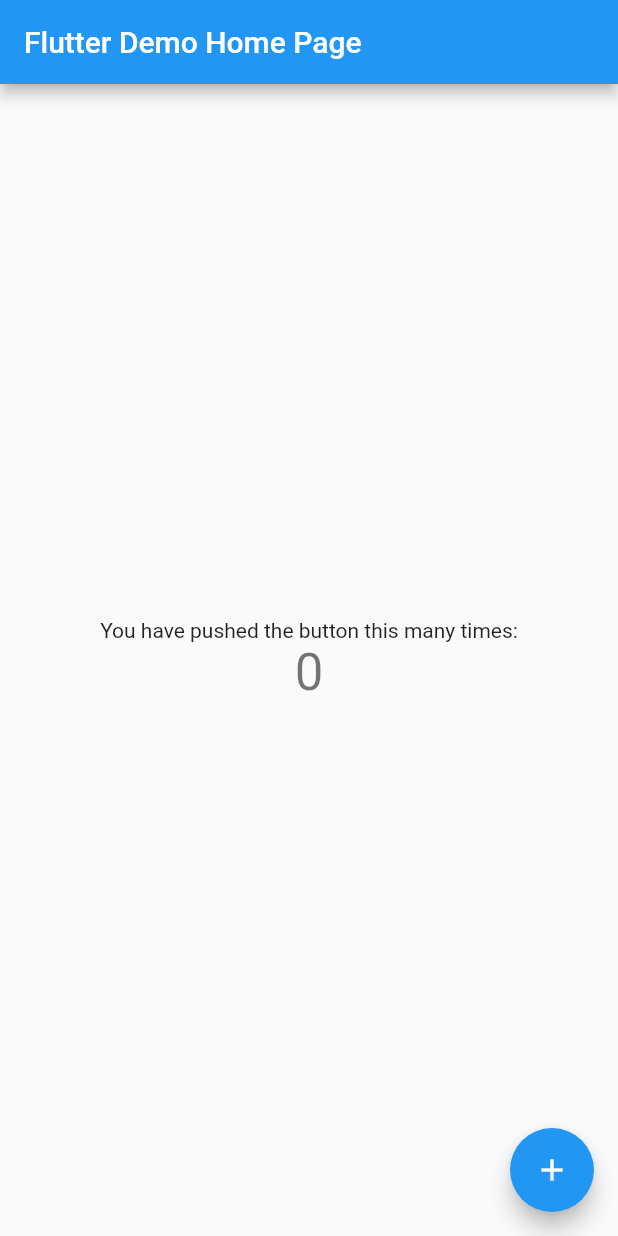
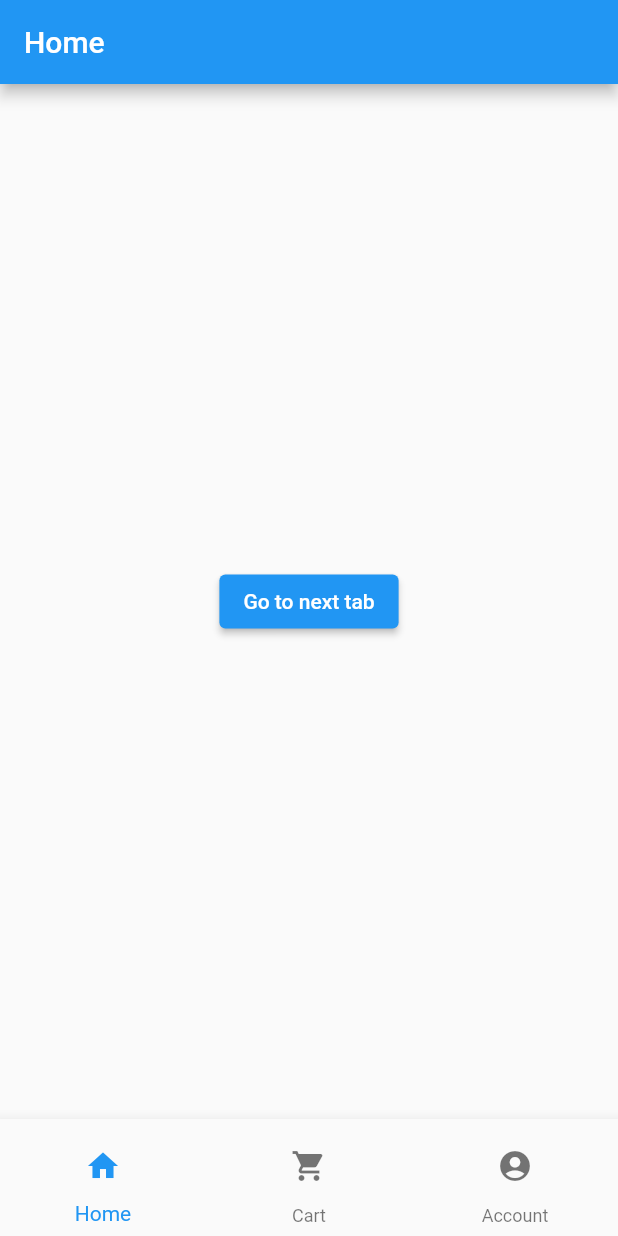
Before and after one commit to AlfinJaison/flutter_base, a Flutter app: the screen it shows after launch, on a phone screen of 412 x 824 dp. Run offline on Flutter 3.47's test engine with Material 2 defaults, Android fonts, the phone set to English and light mode, and no system bars; our stand-ins replace go_router.

Commit message:
routing example

```diff
--- a/lib/main.dart
+++ b/lib/main.dart
@@ -1,68 +1,52 @@
 import 'package:flutter/material.dart';
+import 'package:go_router/go_router.dart';
+import 'pages/account.dart';
+import 'pages/cart.dart';
+import 'pages/home.dart';
+import 'shell/bottom_nav_shell.dart';
 
 void main() {
-  runApp(const MyApp());
+  runApp(const MainApp());
 }
 
-class MyApp extends StatelessWidget {
-  const MyApp({super.key});
+class MainApp extends StatelessWidget {
+  const MainApp({super.key});
 
-  // This widget is the root of your application.
   @override
   Widget build(BuildContext context) {
-    return MaterialApp(
-      title: 'Flutter Demo',
-      theme: ThemeData(
-        primarySwatch: Colors.blue,
-      ),
-      home: const MyHomePage(title: 'Flutter Demo Home Page'),
+    return MaterialApp.router(
+      routerConfig: _router,
     );
   }
 }
 
-class MyHomePage extends StatefulWidget {
-  const MyHomePage({super.key, required this.title});
-
-  final String title;
-
-  @override
-  State<MyHomePage> createState() => _MyHomePageState();
-}
-
-class _MyHomePageState extends State<MyHomePage> {
-  int _counter = 0;
-
-  void _incrementCounter() {
-    setState(() {
-      _counter++;
-    });
-  }
-
-  @override
-  Widget build(BuildContext context) {
-    return Scaffold(
-      appBar: AppBar(
-        title: Text(widget.title),
-      ),
-      body: Center(
-        child: Column(
-          mainAxisAlignment: MainAxisAlignment.center,
-          children: <Widget>[
-            const Text(
-              'You have pushed the button this many times:',
-            ),
-            Text(
-              '$_counter',
-              style: Theme.of(context).textTheme.headlineMedium,
-            ),
-          ],
+final GoRouter _router = GoRouter(
+  initialLocation: '/',
+  routes: [
+    ShellRoute(
+      builder: (context, state, child) {
+        return BottomNavigationShell(child: child);
+      },
+      routes: [
+        GoRoute(
+          path: '/',
+          builder: (BuildContext context, GoRouterState state) {
+            return const Home();
+          },
         ),
-      ),
-      floatingActionButton: FloatingActionButton(
-        onPressed: _incrementCounter,
-        tooltip: 'Increment',
-        child: const Icon(Icons.add),
-      ),
-    );
-  }
-}
+        GoRoute(
+          path: '/cart',
+          builder: (BuildContext context, GoRouterState state) {
+            return const Cart();
+          },
+        ),
+        GoRoute(
+          path: '/account',
+          builder: (BuildContext context, GoRouterState state) {
+            return const Account();
+          },
+        ),
+      ],
+    ),
+  ],
+);
--- /dev/null
+++ b/lib/pages/account.dart
@@ -0,0 +1,23 @@
+import 'package:flutter/material.dart';
+import 'package:go_router/go_router.dart';
+
+class Account extends StatelessWidget {
+  const Account({super.key});
+
+  @override
+  Widget build(BuildContext context) {
+    return Scaffold(
+      appBar: AppBar(
+        title: const Text('Account'),
+      ),
+      body: Center(
+        child: ElevatedButton(
+          onPressed: () {
+            context.go('/');
+          },
+          child: const Text('Go to next tab'),
+        ),
+      ),
+    );
+  }
+}
--- /dev/null
+++ b/lib/pages/cart.dart
@@ -0,0 +1,23 @@
+import 'package:flutter/material.dart';
+import 'package:go_router/go_router.dart';
+
+class Cart extends StatelessWidget {
+  const Cart({super.key});
+
+  @override
+  Widget build(BuildContext context) {
+    return Scaffold(
+      appBar: AppBar(
+        title: const Text('Cart'),
+      ),
+      body: Center(
+        child: ElevatedButton(
+          onPressed: () {
+            context.go('/account');
+          },
+          child: const Text('Go to next tab'),
+        ),
+      ),
+    );
+  }
+}
--- /dev/null
+++ b/lib/pages/home.dart
@@ -0,0 +1,23 @@
+import 'package:flutter/material.dart';
+import 'package:go_router/go_router.dart';
+
+class Home extends StatelessWidget {
+  const Home({super.key});
+
+  @override
+  Widget build(BuildContext context) {
+    return Scaffold(
+      appBar: AppBar(
+        title: const Text('Home'),
+      ),
+      body: Center(
+        child: ElevatedButton(
+          onPressed: () {
+            context.go('/cart');
+          },
+          child: const Text('Go to next tab'),
+        ),
+      ),
+    );
+  }
+}
--- /dev/null
+++ b/lib/shell/bottom_nav_shell.dart
@@ -0,0 +1,48 @@
+import 'package:flutter/material.dart';
+import 'package:go_router/go_router.dart';
+
+class BottomNavigationShell extends StatelessWidget {
+  final Widget child;
+  const BottomNavigationShell({super.key, required this.child});
+
+  static List<String> routes = ['/', '/cart', '/account'];
+
+  @override
+  Widget build(BuildContext context) {
+    return Scaffold(
+      body: child,
+      bottomNavigationBar: BottomNavigationBar(
+        currentIndex: routes.indexOf(GoRouter.of(context).location),
+        items: [
+          BottomNavigationBarItem(
+            label: 'Home',
+            icon: IconButton(
+              onPressed: () {
+                context.go('/');
+              },
+              icon: const Icon(Icons.home),
+            ),
+          ),
+          BottomNavigationBarItem(
+            label: 'Cart',
+            icon: IconButton(
+              onPressed: () {
+                context.go('/cart');
+              },
+              icon: const Icon(Icons.shopping_cart),
+            ),
+          ),
+          BottomNavigationBarItem(
+            label: 'Account',
+            icon: IconButton(
+              onPressed: () {
+                context.go('/account');
+              },
+              icon: const Icon(Icons.account_circle),
+            ),
+          ),
+        ],
+      ),
+    );
+  }
+}
--- a/pubspec.yaml
+++ b/pubspec.yaml
@@ -11,7 +11,7 @@ environment:
 dependencies:
   flutter:
     sdk: flutter
-
+  go_router: ^6.5.6
   cupertino_icons: ^1.0.2
 
 dev_dependencies:
```
Also changed, not shown: pubspec.lock, 1 other file.
